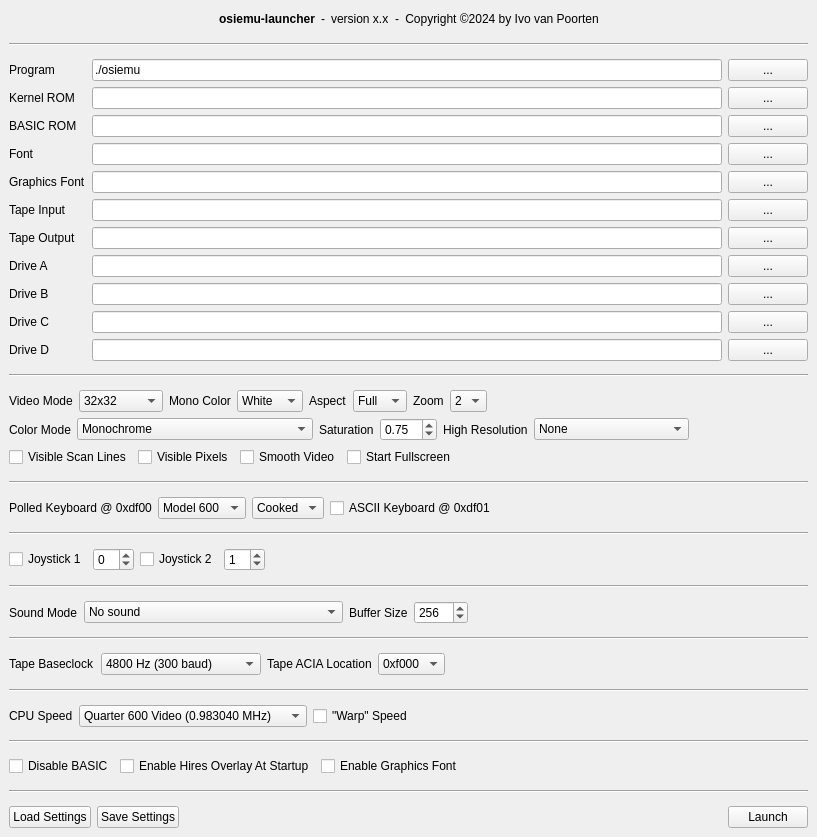
This is launcher/src/mainwindow.ui in ivop/osiemu as Qt 5 draws it before an edit. The edited form follows.
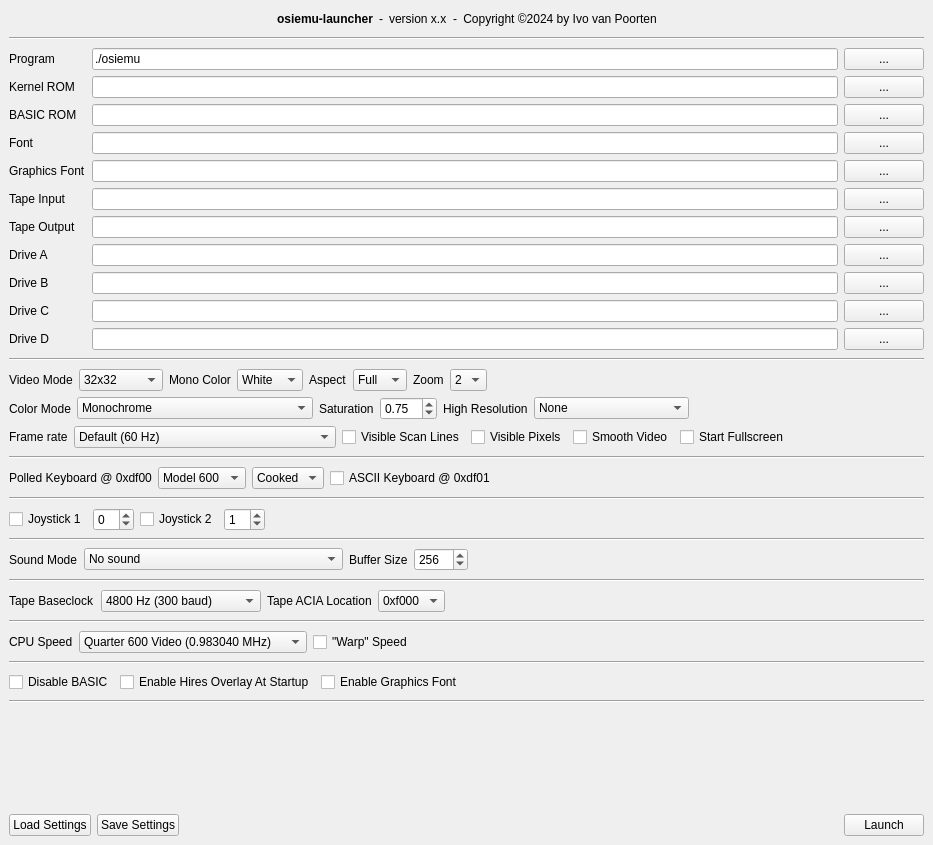
This is the edited form.

Commit message: Add frame rate to GUI. Update all launcher settings, including proper CPU speeds and frame rates.

Patch:
```diff
--- a/launcher/src/mainwindow.ui
+++ b/launcher/src/mainwindow.ui
@@ -6,8 +6,8 @@
    <rect>
     <x>0</x>
     <y>0</y>
-    <width>817</width>
-    <height>837</height>
+    <width>933</width>
+    <height>845</height>
    </rect>
   </property>
   <property name="windowTitle">
@@ -581,6 +581,32 @@
       </item>
       <item>
        <layout class="QHBoxLayout" name="horizontalLayout_5">
+        <item>
+         <widget class="QLabel" name="label_37">
+          <property name="text">
+           <string>Frame rate</string>
+          </property>
+         </widget>
+        </item>
+        <item>
+         <widget class="QComboBox" name="combo_frame_rate">
+          <item>
+           <property name="text">
+            <string>Default (60 Hz)</string>
+           </property>
+          </item>
+          <item>
+           <property name="text">
+            <string>Model 540B Black &amp; White (59.967041 Hz)</string>
+           </property>
+          </item>
+          <item>
+           <property name="text">
+            <string>Model 540B Color (61.442057 Hz)</string>
+           </property>
+          </item>
+         </widget>
+        </item>
         <item>
          <widget class="QCheckBox" name="check_scanlines">
           <property name="text">
@@ -1105,6 +1131,19 @@
         </property>
        </widget>
       </item>
+      <item>
+       <spacer name="verticalSpacer">
+        <property name="orientation">
+         <enum>Qt::Vertical</enum>
+        </property>
+        <property name="sizeHint" stdset="0">
+         <size>
+          <width>20</width>
+          <height>40</height>
+         </size>
+        </property>
+       </spacer>
+      </item>
       <item>
        <layout class="QHBoxLayout" name="horizontalLayout_4">
         <item>
```
The commit also changes 11 other files.
